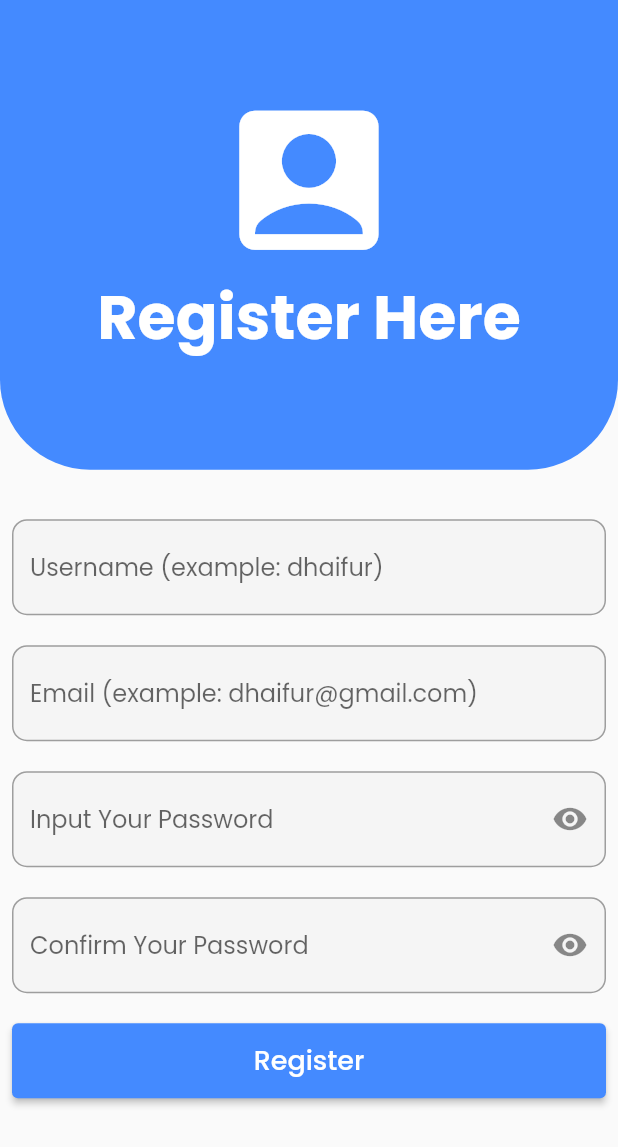
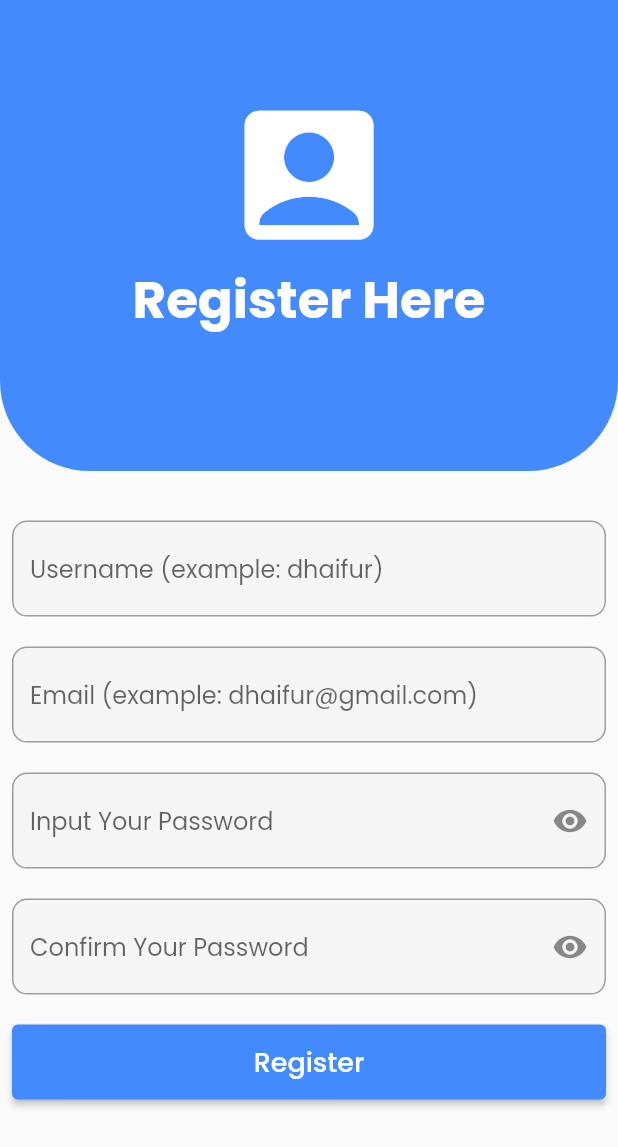
Before and after one commit to dhaifur/todolistapp, a Flutter app: the screen it shows after launch, after a tap on "Register", on a phone screen of 412 x 824 dp. Shown: the top 1147 px of the screen. Run offline on Flutter 3.47's test engine with Material 2 defaults, Android fonts, the phone set to English and light mode, and no system bars; our stand-ins replace dio, email_validator, flutter_screenutil, google_fonts, shared_preferences, stacked and 2 more; network calls fail.

Commit message:
Set up screen size (flutter_screenutil)

```diff
--- a/lib/ui/Views/login/login_page_view.dart
+++ b/lib/ui/Views/login/login_page_view.dart
@@ -1,8 +1,8 @@
 import 'package:crud_project/ui/Views/login/login_page_viewmodel.dart';
 import 'package:email_validator/email_validator.dart';
 import 'package:flutter/material.dart';
+import 'package:flutter_screenutil/flutter_screenutil.dart';
 import 'package:stacked/stacked.dart';
-import 'package:sizer/sizer.dart';
 
 class LoginPageView extends ViewModelBuilderWidget<LoginPageViewModel> {
   const LoginPageView({Key? key}) : super(key: key);
@@ -19,12 +19,13 @@ class LoginPageView extends ViewModelBuilderWidget<LoginPageViewModel> {
   @override
   Widget builder(
       BuildContext context, LoginPageViewModel viewModel, Widget? child) {
+    ScreenUtil.init(context, designSize: const Size(360, 690));
     return Scaffold(
       body: SingleChildScrollView(
         child: Column(
           children: [
             Container(
-              height: 60.h,
+              height: 400.h,
               decoration: const BoxDecoration(
                 color: Colors.blueAccent,
                 borderRadius: BorderRadius.only(
@@ -33,14 +34,14 @@ class LoginPageView extends ViewModelBuilderWidget<LoginPageViewModel> {
                 ),
               ),
               child: Padding(
-                padding: EdgeInsets.symmetric(vertical: 4.h),
+                padding: EdgeInsets.only(top: 45.h),
                 child: Column(
                   children: [
                     Center(
                       child: Image.asset(
                         "assets/4630.png",
-                        width: 89.w,
-                        height: 37.h,
+                        width: 300.w,
+                        height: 250.h,
                       ),
                     ),
                     Center(
@@ -49,7 +50,7 @@ class LoginPageView extends ViewModelBuilderWidget<LoginPageViewModel> {
                         style: TextStyle(
                           color: Colors.white,
                           fontWeight: FontWeight.bold,
-                          fontSize: 30.sp,
+                          fontSize: 25.sp,
                         ),
                       ),
                     ),
@@ -66,16 +67,13 @@ class LoginPageView extends ViewModelBuilderWidget<LoginPageViewModel> {
                 ),
               ),
             ),
-            SizedBox(
-              height: 1.5.h,
-            ),
             Padding(
-              padding: EdgeInsets.symmetric(horizontal: 1.h),
+              padding: EdgeInsets.symmetric(horizontal: 10.w),
               child: Column(
                 mainAxisAlignment: MainAxisAlignment.spaceEvenly,
                 children: [
                   SizedBox(
-                    height: 1.5.h,
+                    height: 25.h,
                   ),
                   TextFormField(
                     controller: viewModel.emailController,
@@ -105,7 +103,7 @@ class LoginPageView extends ViewModelBuilderWidget<LoginPageViewModel> {
                             : null,
                   ),
                   SizedBox(
-                    height: 1.5.h,
+                    height: 15.h,
                   ),
                   TextFormField(
                     controller: viewModel.passwordController,
@@ -139,7 +137,7 @@ class LoginPageView extends ViewModelBuilderWidget<LoginPageViewModel> {
                         : null,
                   ),
                   SizedBox(
-                    height: 1.5.h,
+                    height: 15.h,
                   ),
                   ElevatedButton(
                     style: TextButton.styleFrom(
@@ -154,7 +152,7 @@ class LoginPageView extends ViewModelBuilderWidget<LoginPageViewModel> {
                     ),
                   ),
                   SizedBox(
-                    height: 1.h,
+                    height: 7.h,
                   ),
                   Row(
                     children: [
--- a/lib/ui/Views/register/register_view.dart
+++ b/lib/ui/Views/register/register_view.dart
@@ -1,8 +1,8 @@
 import 'package:crud_project/ui/Views/register/register_viewmodel.dart';
 import 'package:email_validator/email_validator.dart';
 import 'package:flutter/material.dart';
+import 'package:flutter_screenutil/flutter_screenutil.dart';
 import 'package:stacked/stacked.dart';
-import 'package:sizer/sizer.dart';
 
 class RegisterView extends ViewModelBuilderWidget<RegisterViewModel> {
   @override
@@ -12,13 +12,14 @@ class RegisterView extends ViewModelBuilderWidget<RegisterViewModel> {
   @override
   Widget builder(
       BuildContext context, RegisterViewModel viewModel, Widget? child) {
+    ScreenUtil.init(context, designSize: const Size(360, 690));
     return Scaffold(
       body: SingleChildScrollView(
         child: Column(
           mainAxisAlignment: MainAxisAlignment.spaceBetween,
           children: [
             Container(
-              height: 38.h,
+              height: 263.h,
               decoration: const BoxDecoration(
                 color: Colors.blueAccent,
                 borderRadius: BorderRadius.only(
@@ -27,13 +28,13 @@ class RegisterView extends ViewModelBuilderWidget<RegisterViewModel> {
                 ),
               ),
               child: Padding(
-                padding: EdgeInsets.only(top: 7.h),
+                padding: EdgeInsets.only(top: 50.h),
                 child: Column(
                   children: [
                     Center(
                         child: Icon(
                       Icons.account_box_rounded,
-                      size: 30.w,
+                      size: 100.w,
                       color: Colors.white,
                     )),
                     Center(
```
Also changed, not shown: lib/ui/Customs/create_job_list_modals.dart (+10 -9 lines), lib/ui/Views/update_delete/update_delete_view.dart (+10 -10 lines).
